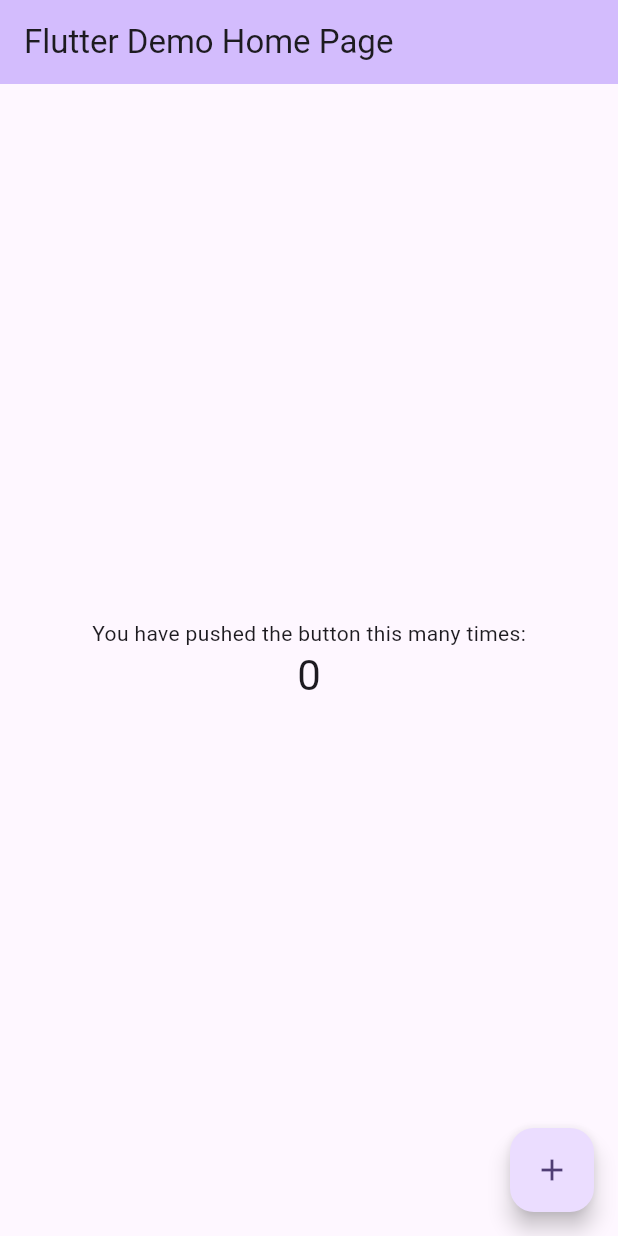
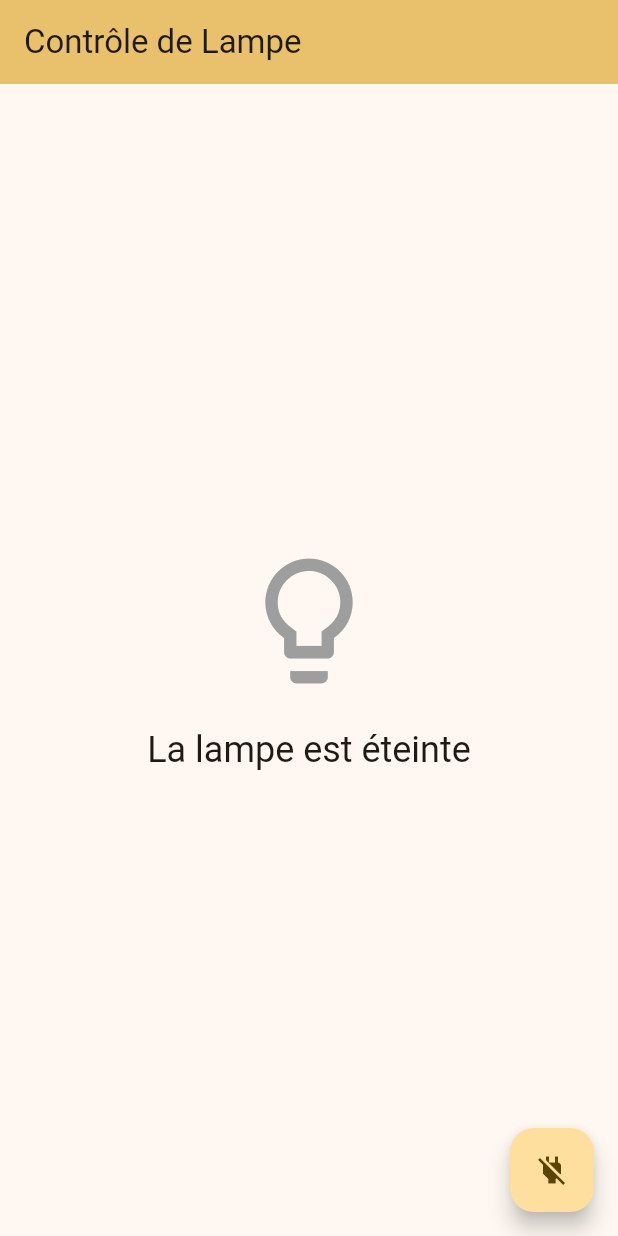
Before and after one commit to integration-deploy-ynov/integration-deploy-ynov, a Flutter app: the screen it shows after launch, on a phone screen of 412 x 824 dp. Run offline on Flutter 3.47's test engine with Material 3 defaults, Android fonts, the phone set to English and light mode, and no system bars.

Commit message:
refactor: update app title and theme for lamp control application

```diff
--- a/mobile/lib/main.dart
+++ b/mobile/lib/main.dart
@@ -7,46 +7,21 @@ void main() {
 class MyApp extends StatelessWidget {
   const MyApp({super.key});
 
-  // This widget is the root of your application.
   @override
   Widget build(BuildContext context) {
     return MaterialApp(
-      title: 'Flutter Demo',
+      title: 'Contrôle de Lampe',
+      debugShowCheckedModeBanner: false,
       theme: ThemeData(
-        // This is the theme of your application.
-        //
-        // TRY THIS: Try running your application with "flutter run". You'll see
-        // the application has a purple toolbar. Then, without quitting the app,
-        // try changing the seedColor in the colorScheme below to Colors.green
-        // and then invoke "hot reload" (save your changes or press the "hot
-        // reload" button in a Flutter-supported IDE, or press "r" if you used
-        // the command line to start the app).
-        //
-        // Notice that the counter didn't reset back to zero; the application
-        // state is not lost during the reload. To reset the state, use hot
-        // restart instead.
-        //
-        // This works for code too, not just values: Most code changes can be
-        // tested with just a hot reload.
-        colorScheme: ColorScheme.fromSeed(seedColor: Colors.deepPurple),
+        colorScheme: ColorScheme.fromSeed(seedColor: Colors.amber),
       ),
-      home: const MyHomePage(title: 'Flutter Demo Home Page'),
+      home: const MyHomePage(title: 'Contrôle de Lampe'),
     );
   }
 }
 
 class MyHomePage extends StatefulWidget {
   const MyHomePage({super.key, required this.title});
-
-  // This widget is the home page of your application. It is stateful, meaning
-  // that it has a State object (defined below) that contains fields that affect
-  // how it looks.
-
-  // This class is the configuration for the state. It holds the values (in this
-  // case the title) provided by the parent (in this case the App widget) and
-  // used by the build method of the State. Fields in a Widget subclass are
-  // always marked "final".
-
   final String title;
 
   @override
@@ -54,69 +29,43 @@ class MyHomePage extends StatefulWidget {
 }
 
 class _MyHomePageState extends State<MyHomePage> {
-  int _counter = 0;
+  bool _isLampOn = false;
 
-  void _incrementCounter() {
+  void _toggleLamp() {
     setState(() {
-      // This call to setState tells the Flutter framework that something has
-      // changed in this State, which causes it to rerun the build method below
-      // so that the display can reflect the updated values. If we changed
-      // _counter without calling setState(), then the build method would not be
-      // called again, and so nothing would appear to happen.
-      _counter++;
+      _isLampOn = !_isLampOn;
     });
   }
 
   @override
   Widget build(BuildContext context) {
-    // This method is rerun every time setState is called, for instance as done
-    // by the _incrementCounter method above.
-    //
-    // The Flutter framework has been optimized to make rerunning build methods
-    // fast, so that you can just rebuild anything that needs updating rather
-    // than having to individually change instances of widgets.
     return Scaffold(
       appBar: AppBar(
-        // TRY THIS: Try changing the color here to a specific color (to
-        // Colors.amber, perhaps?) and trigger a hot reload to see the AppBar
-        // change color while the other colors stay the same.
         backgroundColor: Theme.of(context).colorScheme.inversePrimary,
-        // Here we take the value from the MyHomePage object that was created by
-        // the App.build method, and use it to set our appbar title.
         title: Text(widget.title),
       ),
       body: Center(
-        // Center is a layout widget. It takes a single child and positions it
-        // in the middle of the parent.
         child: Column(
-          // Column is also a layout widget. It takes a list of children and
-          // arranges them vertically. By default, it sizes itself to fit its
-          // children horizontally, and tries to be as tall as its parent.
-          //
-          // Column has various properties to control how it sizes itself and
-          // how it positions its children. Here we use mainAxisAlignment to
-          // center the children vertically; the main axis here is the vertical
-          // axis because Columns are vertical (the cross axis would be
-          // horizontal).
-          //
-          // TRY THIS: Invoke "debug painting" (choose the "Toggle Debug Paint"
-          // action in the IDE, or press "p" in the console), to see the
-          // wireframe for each widget.
           mainAxisAlignment: MainAxisAlignment.center,
           children: <Widget>[
-            const Text('You have pushed the button this many times:'),
+            Icon(
+              _isLampOn ? Icons.lightbulb : Icons.lightbulb_outline,
+              size: 100,
+              color: _isLampOn ? Colors.yellow : Colors.grey,
+            ),
+            const SizedBox(height: 20),
             Text(
-              '$_counter',
-              style: Theme.of(context).textTheme.headlineMedium,
+              _isLampOn ? 'La lampe est allumée' : 'La lampe est éteinte',
+              style: Theme.of(context).textTheme.headlineSmall,
             ),
           ],
         ),
       ),
       floatingActionButton: FloatingActionButton(
-        onPressed: _incrementCounter,
-        tooltip: 'Increment',
-        child: const Icon(Icons.add),
-      ), // This trailing comma makes auto-formatting nicer for build methods.
+        onPressed: _toggleLamp,
+        tooltip: 'Allumer/Éteindre',
+        child: Icon(_isLampOn ? Icons.power_settings_new : Icons.power_off),
+      ),
     );
   }
 }
```
